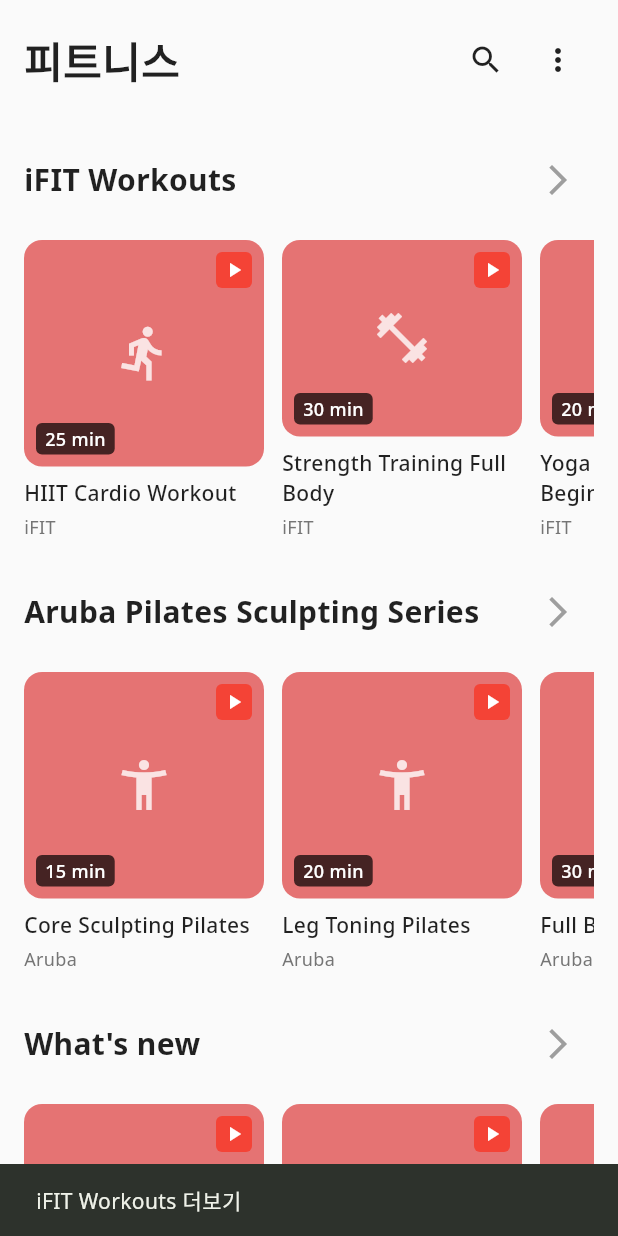
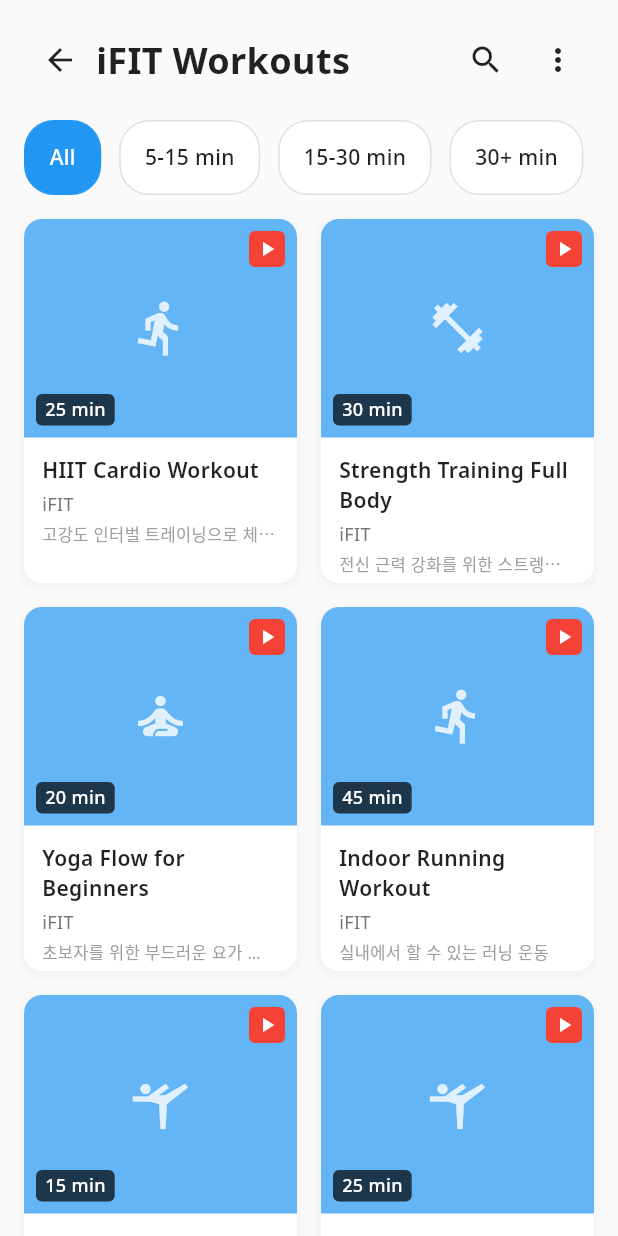
Before and after one commit to powertoy77/Samsung-Health-Test-2, a Flutter app: the FitnessPage screen opened directly, after a tap on the "arrow forward ios" icon, on a phone screen of 412 x 824 dp. Run offline on Flutter 3.47's test engine with Material 3 defaults, Android fonts, the phone set to English and light mode, and no system bars; our stand-ins replace fl_chart, google_fonts, percent_indicator, shared_preferences, youtube_player_flutter; accounts and stored records are empty.

Commit message:
v0.2.7: 운동 섹션 상세 페이지 기능 추가 - 각 섹션별 전체 운동 리스트 그리드 뷰, 시간별 필터링, 2열 레이아웃 최적화

```diff
--- /dev/null
+++ b/lib/pages/detail_pages/workout_section_detail_page.dart
@@ -0,0 +1,453 @@
+import 'package:flutter/material.dart';
+import 'package:google_fonts/google_fonts.dart';
+import 'youtube_player_page.dart';
+
+class WorkoutSectionDetailPage extends StatefulWidget {
+  final String sectionTitle;
+  final List<Map<String, dynamic>> workouts;
+  final bool isProviderSection;
+  final List<Map<String, dynamic>>? providers;
+
+  const WorkoutSectionDetailPage({
+    super.key,
+    required this.sectionTitle,
+    required this.workouts,
+    this.isProviderSection = false,
+    this.providers,
+  });
+
+  @override
+  State<WorkoutSectionDetailPage> createState() => _WorkoutSectionDetailPageState();
+}
+
+class _WorkoutSectionDetailPageState extends State<WorkoutSectionDetailPage> {
+  String selectedFilter = 'All';
+  final List<String> filterOptions = ['All', '5-15 min', '15-30 min', '30+ min'];
+
+  @override
+  Widget build(BuildContext context) {
+    return Scaffold(
+      backgroundColor: Colors.grey[50],
+      body: SafeArea(
+        child: Column(
+          children: [
+            // 헤더
+            _buildHeader(),
+
+            // 필터 (운동 섹션인 경우에만)
+            if (!widget.isProviderSection) _buildFilterBar(),
+
+            // 콘텐츠
+            Expanded(
+              child: widget.isProviderSection
+                  ? _buildProviderGrid()
+                  : _buildWorkoutGrid(),
+            ),
+          ],
+        ),
+      ),
+    );
+  }
+
+  Widget _buildHeader() {
+    return Container(
+      padding: const EdgeInsets.all(16),
+      child: Row(
+        children: [
+          IconButton(
+            onPressed: () => Navigator.pop(context),
+            icon: const Icon(Icons.arrow_back, color: Colors.black87),
+          ),
+          Expanded(
+            child: Text(
+              widget.sectionTitle,
+              style: GoogleFonts.notoSans(
+                fontSize: 24,
+                fontWeight: FontWeight.bold,
+                color: Colors.black87,
+              ),
+            ),
+          ),
+          IconButton(
+            onPressed: () {
+              ScaffoldMessenger.of(context).showSnackBar(
+                SnackBar(content: Text('${widget.sectionTitle} 검색')),
+              );
+            },
+            icon: const Icon(Icons.search, color: Colors.black87),
+          ),
+          IconButton(
+            onPressed: () {
+              ScaffoldMessenger.of(context).showSnackBar(
+                SnackBar(content: Text('${widget.sectionTitle} 메뉴')),
+              );
+            },
+            icon: const Icon(Icons.more_vert, color: Colors.black87),
+          ),
+        ],
+      ),
+    );
+  }
+
+  Widget _buildFilterBar() {
+    return Container(
+      height: 50,
+      padding: const EdgeInsets.symmetric(horizontal: 16),
+      child: ListView.builder(
+        scrollDirection: Axis.horizontal,
+        itemCount: filterOptions.length,
+        itemBuilder: (context, index) {
+          final filter = filterOptions[index];
+          final isSelected = selectedFilter == filter;
+
+          return GestureDetector(
+            onTap: () {
+              setState(() {
+                selectedFilter = filter;
+              });
+            },
+            child: Container(
+              margin: const EdgeInsets.only(right: 12),
+              padding: const EdgeInsets.symmetric(horizontal: 16, vertical: 8),
+              decoration: BoxDecoration(
+                color: isSelected ? Colors.blue : Colors.white,
+                borderRadius: BorderRadius.circular(20),
+                border: Border.all(
+                  color: isSelected ? Colors.blue : Colors.grey[300]!,
+                ),
+              ),
+              child: Center(
+                child: Text(
+                  filter,
+                  style: GoogleFonts.notoSans(
+                    fontSize: 14,
+                    fontWeight: FontWeight.w500,
+                    color: isSelected ? Colors.white : Colors.black87,
+                  ),
+                ),
+              ),
+            ),
+          );
+        },
+      ),
+    );
+  }
+
+  Widget _buildWorkoutGrid() {
+    final filteredWorkouts = _getFilteredWorkouts();
+
+    return GridView.builder(
+      padding: const EdgeInsets.all(16),
+      gridDelegate: const SliverGridDelegateWithFixedCrossAxisCount(
+        crossAxisCount: 2,
+        childAspectRatio: 0.75,
+        crossAxisSpacing: 16,
+        mainAxisSpacing: 16,
+      ),
+      itemCount: filteredWorkouts.length,
+      itemBuilder: (context, index) {
+        final workout = filteredWorkouts[index];
+        return _buildWorkoutCard(workout);
+      },
+    );
+  }
+
+  Widget _buildProviderGrid() {
+    if (widget.providers == null) return const SizedBox.shrink();
+
+    return GridView.builder(
+      padding: const EdgeInsets.all(16),
+      gridDelegate: const SliverGridDelegateWithFixedCrossAxisCount(
+        crossAxisCount: 2,
+        childAspectRatio: 1.2,
+        crossAxisSpacing: 16,
+        mainAxisSpacing: 16,
+      ),
+      itemCount: widget.providers!.length,
+      itemBuilder: (context, index) {
+        final provider = widget.providers![index];
+        return _buildProviderCard(provider);
+      },
+    );
+  }
+
+  Widget _buildWorkoutCard(Map<String, dynamic> workout) {
+    return GestureDetector(
+      onTap: () {
+        Navigator.push(
+          context,
+          MaterialPageRoute(
+            builder: (context) => YouTubePlayerPage(
+              videoId: workout['youtubeId'],
+              title: workout['name'],
+              duration: workout['duration'],
+              provider: workout['provider'],
+              description: workout['description'],
+            ),
+          ),
+        );
+      },
+      child: Container(
+        decoration: BoxDecoration(
+          color: Colors.white,
+          borderRadius: BorderRadius.circular(12),
+          boxShadow: [
+            BoxShadow(
+              color: Colors.grey.withValues(alpha: 0.1),
+              spreadRadius: 1,
+              blurRadius: 4,
+              offset: const Offset(0, 2),
+            ),
+          ],
+        ),
+        child: Column(
+          crossAxisAlignment: CrossAxisAlignment.start,
+          children: [
+            // 이미지 영역
+            Expanded(
+              flex: 3,
+              child: Container(
+                width: double.infinity,
+                decoration: BoxDecoration(
+                  color: _getRandomColor(),
+                  borderRadius: const BorderRadius.only(
+                    topLeft: Radius.circular(12),
+                    topRight: Radius.circular(12),
+                  ),
+                ),
+                child: Stack(
+                  children: [
+                    // 플레이스홀더 이미지
+                    Center(
+                      child: Icon(
+                        _getWorkoutIcon(workout['name']),
+                        size: 40,
+                        color: Colors.white.withValues(alpha: 0.8),
+                      ),
+                    ),
+
+                    // YouTube 플레이 아이콘
+                    Positioned(
+                      top: 8,
+                      right: 8,
+                      child: Container(
+                        padding: const EdgeInsets.all(4),
+                        decoration: BoxDecoration(
+                          color: Colors.red,
+                          borderRadius: BorderRadius.circular(4),
+                        ),
+                        child: const Icon(
+                          Icons.play_arrow,
+                          color: Colors.white,
+                          size: 16,
+                        ),
+                      ),
+                    ),
+
+                    // 시간 표시
+                    Positioned(
+                      bottom: 8,
+                      left: 8,
+                      child: Container(
+                        padding: const EdgeInsets.symmetric(horizontal: 6, vertical: 2),
+                        decoration: BoxDecoration(
+                          color: Colors.black.withValues(alpha: 0.7),
+                          borderRadius: BorderRadius.circular(4),
+                        ),
+                        child: Text(
+                          workout['duration'],
+                          style: GoogleFonts.notoSans(
+                            fontSize: 12,
+                            color: Colors.white,
+                            fontWeight: FontWeight.w500,
+                          ),
+                        ),
+                      ),
+                    ),
+                  ],
+                ),
+              ),
+            ),
+
+            // 텍스트 영역
+            Expanded(
+              flex: 2,
+              child: Padding(
+                padding: const EdgeInsets.all(12),
+                child: Column(
+                  crossAxisAlignment: CrossAxisAlignment.start,
+                  children: [
+                    // 제목
+                    Text(
+                      workout['name'],
+                      style: GoogleFonts.notoSans(
+                        fontSize: 14,
+                        fontWeight: FontWeight.w600,
+                        color: Colors.black87,
+                      ),
+                      maxLines: 2,
+                      overflow: TextOverflow.ellipsis,
+                    ),
+
+                    const SizedBox(height: 4),
+
+                    // 제공자
+                    Text(
+                      workout['provider'],
+                      style: GoogleFonts.notoSans(
+                        fontSize: 12,
+                        color: Colors.grey[600],
+                      ),
+                    ),
+
+                    const SizedBox(height: 4),
+
+                    // 설명 (짧은 버전)
+                    Text(
+                      workout['description'],
+                      style: GoogleFonts.notoSans(
+                        fontSize: 11,
+                        color: Colors.grey[500],
+                      ),
+                      maxLines: 1,
+                      overflow: TextOverflow.ellipsis,
+                    ),
+                  ],
+                ),
+              ),
+            ),
+          ],
+        ),
+      ),
+    );
+  }
+
+  Widget _buildProviderCard(Map<String, dynamic> provider) {
+    return GestureDetector(
+      onTap: () {
+        ScaffoldMessenger.of(context).showSnackBar(
+          SnackBar(content: Text('${provider['name']} 콘텐츠')),
+        );
+      },
+      child: Container(
+        decoration: BoxDecoration(
+          color: Colors.white,
+          borderRadius: BorderRadius.circular(12),
+          boxShadow: [
+            BoxShadow(
+              color: Colors.grey.withValues(alpha: 0.1),
+              spreadRadius: 1,
+              blurRadius: 4,
+              offset: const Offset(0, 2),
+            ),
+          ],
+        ),
+        child: Column(
+          mainAxisAlignment: MainAxisAlignment.center,
+          children: [
+            Container(
+              width: 60,
+              height: 60,
+              decoration: BoxDecoration(
+                color: provider['color'].withValues(alpha: 0.1),
+                borderRadius: BorderRadius.circular(30),
+              ),
+              child: Icon(
+                _getProviderIcon(provider['icon']),
+                color: provider['color'],
+                size: 30,
+              ),
+            ),
+            const SizedBox(height: 12),
+            Text(
+              provider['name'],
+              style: GoogleFonts.notoSans(
+                fontSize: 16,
+                fontWeight: FontWeight.w600,
+                color: Colors.black87,
+              ),
+              textAlign: TextAlign.center,
+            ),
+          ],
+        ),
+      ),
+    );
+  }
+
+  List<Map<String, dynamic>> _getFilteredWorkouts() {
+    if (selectedFilter == 'All') {
+      return widget.workouts;
+    }
+
+    return widget.workouts.where((workout) {
+      final duration = workout['duration'];
+      final minutes = _extractMinutes(duration);
+
+      switch (selectedFilter) {
+        case '5-15 min':
+          return minutes >= 5 && minutes <= 15;
+        case '15-30 min':
+          return minutes > 15 && minutes <= 30;
+        case '30+ min':
+          return minutes > 30;
+        default:
+          return true;
+      }
+    }).toList();
+  }
+
+  int _extractMinutes(String duration) {
+    // "25 min" -> 25
+    final match = RegExp(r'(\d+)').firstMatch(duration);
+    return match != null ? int.parse(match.group(1)!) : 0;
+  }
+
+  Color _getRandomColor() {
+    final colors = [
+      Colors.blue[300]!,
+      Colors.green[300]!,
+      Colors.orange[300]!,
+      Colors.purple[300]!,
+      Colors.red[300]!,
+      Colors.teal[300]!,
+      Colors.indigo[300]!,
+      Colors.pink[300]!,
+    ];
+    return colors[DateTime.now().millisecond % colors.length];
+  }
+
+  IconData _getWorkoutIcon(String workoutName) {
+    if (workoutName.toLowerCase().contains('cardio') || workoutName.toLowerCase().contains('running')) {
+      return Icons.directions_run;
+    } else if (workoutName.toLowerCase().contains('yoga')) {
+      return Icons.self_improvement;
+    } else if (workoutName.toLowerCase().contains('strength') || workoutName.toLowerCase().contains('lifting')) {
+      return Icons.fitness_center;
+    } else if (workoutName.toLowerCase().contains('dance')) {
+      return Icons.music_note;
+    } else if (workoutName.toLowerCase().contains('pilates')) {
+      return Icons.accessibility_new;
+    } else if (workoutName.toLowerCase().contains('meditation') || workoutName.toLowerCase().contains('mindful')) {
+      return Icons.psychology;
+    } else if (workoutName.toLowerCase().contains('cycling')) {
+      return Icons.directions_bike;
+    } else {
+      return Icons.sports_gymnastics;
+    }
+  }
+
+  IconData _getProviderIcon(String iconName) {
+    switch (iconName) {
+      case 'fitness_center':
+        return Icons.fitness_center;
+      case 'music_note':
+        return Icons.music_note;
+      case 'phone_android':
+        return Icons.phone_android;
+      case 'sports_gymnastics':
+        return Icons.sports_gymnastics;
+      default:
+        return Icons.fitness_center;
+    }
+  }
+}
--- a/lib/pages/tab_pages/fitness_page.dart
+++ b/lib/pages/tab_pages/fitness_page.dart
@@ -1,6 +1,7 @@
 import 'package:flutter/material.dart';
 import 'package:google_fonts/google_fonts.dart';
 import '../detail_pages/youtube_player_page.dart';
+import '../detail_pages/workout_section_detail_page.dart';
 import '../../data/youtube_workout_data.dart';
 
 class FitnessPage extends StatefulWidget {
@@ -96,8 +97,16 @@ class _FitnessPageState extends State<FitnessPage> {
               const Spacer(),
               IconButton(
                 onPressed: () {
-                  ScaffoldMessenger.of(context).showSnackBar(
-                    SnackBar(content: Text('${section['title']} 더보기')),
+                  Navigator.push(
+                    context,
+                    MaterialPageRoute(
+                      builder: (context) => WorkoutSectionDetailPage(
+                        sectionTitle: section['title'],
+                        workouts: section['workouts'] ?? [],
+                        isProviderSection: section['isProviderSection'] ?? false,
+                        providers: section['providers'],
+                      ),
+                    ),
                   );
                 },
                 icon: const Icon(Icons.arrow_forward_ios, color: Colors.grey),
```
Also changed, not shown: 4 other files.
